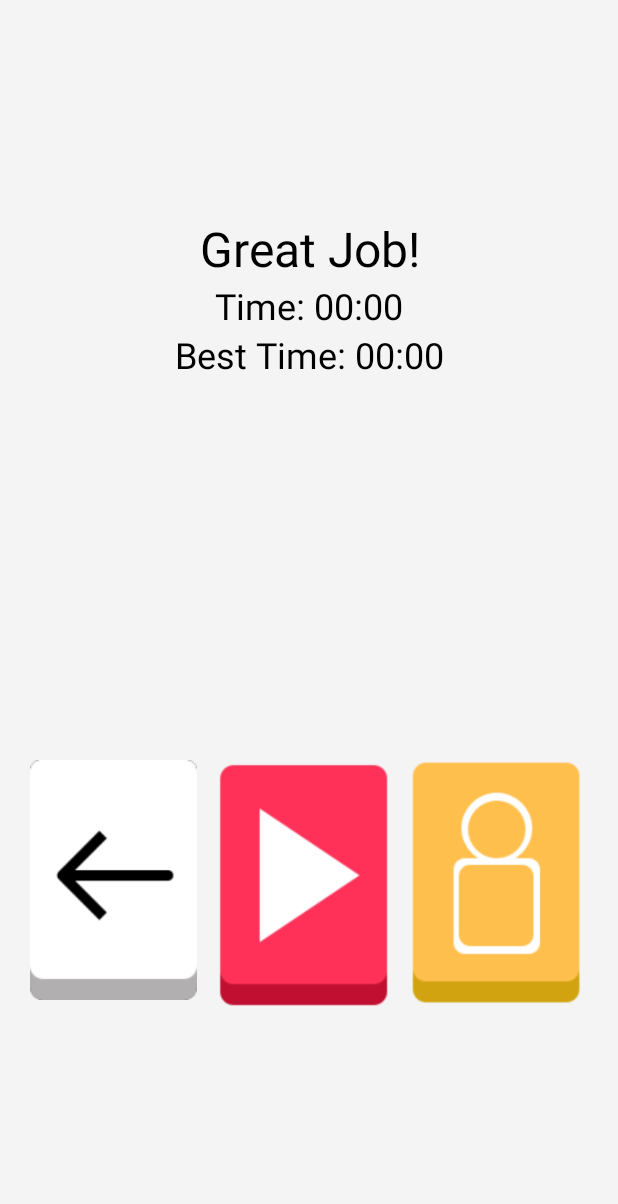
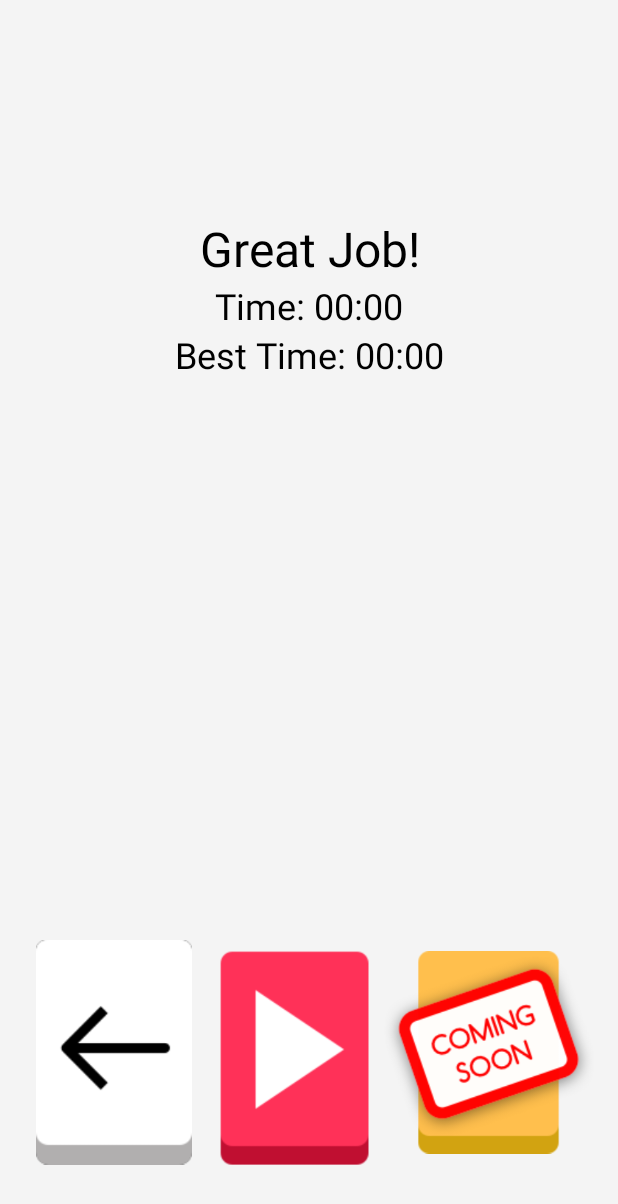
Before and after one commit to ianchick/24game, an Android app: the GameOverActivity screen opened directly, with no data from a screen before it, on a phone screen of 412 x 824 dp. Shown: the top 1204 px of the screen. Run offline under Robolectric (Android 15) with nearby library versions, the phone set to English and light mode, and no system bars.

Commit message:
added comingsoon images, reformated some of the images, added tutorial pages and logic. Ready to playtest

```diff
--- a/app/src/main/AndroidManifest.xml
+++ b/app/src/main/AndroidManifest.xml
@@ -8,8 +8,8 @@
         android:label="@string/app_name"
         android:supportsRtl="true"
         android:theme="@style/AppTheme">
-        <activity android:name=".GameActivity"></activity>
-        <activity android:name=".GameOverActivity"></activity>
+        <activity android:name=".GameActivity" />
+        <activity android:name=".GameOverActivity" />
         <activity android:name=".Home">
             <intent-filter>
                 <action android:name="android.intent.action.MAIN" />
@@ -17,6 +17,8 @@
                 <category android:name="android.intent.category.LAUNCHER" />
             </intent-filter>
         </activity>
+        <activity android:name=".Tutorial1" />
+        <activity android:name=".Tutorial2"></activity>
     </application>
 
 </manifest>
--- a/app/src/main/java/com/example/ian/a24game/Home.java
+++ b/app/src/main/java/com/example/ian/a24game/Home.java
@@ -17,4 +17,9 @@ public class Home extends AppCompatActivity {
         Intent intent = new Intent(Home.this, GameActivity.class);
         startActivity(intent);
     }
+
+    protected void tutorial(View view){
+        Intent intent = new Intent(Home.this, Tutorial1.class);
+        startActivity(intent);
+    }
 }
--- a/app/src/main/res/layout/activity_game_over.xml
+++ b/app/src/main/res/layout/activity_game_over.xml
@@ -40,45 +40,41 @@
             android:id="@+id/bestTimeView"/>
     </LinearLayout>
 
-    <TableLayout
+    <LinearLayout
         android:layout_width="match_parent"
-        android:layout_height="0dp"
-        android:layout_weight="2">
+        android:layout_height="wrap_content"
+        android:layout_alignParentBottom="true">
+        <ImageButton
+            android:id="@+id/tutorial"
+            android:padding="8dp"
+            android:layout_weight="1"
+            android:background="@null"
+            android:layout_width="100dp"
+            android:layout_height="wrap_content"
+            android:scaleType="centerInside"
+            android:src="@drawable/homebutton"
+            android:onClick="home"/>
 
-        <TableRow>
         <ImageButton
+            android:id="@+id/play"
+            android:padding="8dp"
             android:layout_weight="1"
-                android:adjustViewBounds="true"
             android:background="@null"
-                android:onClick="home"
-                android:paddingBottom="16dp"
-                android:paddingLeft="4dp"
-                android:paddingRight="8dp"
-                android:paddingTop="16dp"
-                android:scaleType="fitXY"
-                android:src="@drawable/homebutton" />
+            android:layout_width="100dp"
+            android:layout_height="wrap_content"
+            android:scaleType="centerInside"
+            android:src="@drawable/play"
+            android:onClick="play"/>
+
         <ImageButton
+            android:id="@+id/leader"
+            android:paddingTop="8dp"
             android:layout_weight="1"
-                android:adjustViewBounds="true"
             android:background="@null"
-                android:onClick="play"
-                android:paddingBottom="16dp"
-                android:paddingLeft="4dp"
-                android:paddingRight="8dp"
-                android:paddingTop="16dp"
-                android:scaleType="fitXY"
-                android:src="@drawable/play" />
-            <ImageButton
-                android:layout_weight="1"
-                android:adjustViewBounds="true"
-                android:background="@null"
-                android:paddingBottom="16dp"
-                android:paddingLeft="4dp"
-                android:paddingRight="8dp"
-                android:paddingTop="16dp"
-                android:scaleType="fitXY"
-                android:src="@drawable/leaderboard" />
-        </TableRow>
-    </TableLayout>
+            android:layout_width="120dp"
+            android:layout_height="wrap_content"
+            android:scaleType="centerInside"
+            android:src="@drawable/comingsoon"/>
+    </LinearLayout>
 
 </LinearLayout>
--- a/app/src/main/res/values/strings.xml
+++ b/app/src/main/res/values/strings.xml
@@ -1,3 +1,6 @@
 <resources>
     <string name="app_name">24game</string>
+    <string name="tutorial_1_desc">Use all the numbers and a subset of the operators to obtain the number 24</string>
+    <string name="rules_of_the_game">Rules of the Game</string>
+    <string name="tutorial_1_formula">7x4-5+1</string>
 </resources>
```
Also changed, not shown: app/src/main/java/com/example/ian/a24game/Tutorial1.java (added, +21 -0 lines), app/src/main/java/com/example/ian/a24game/Tutorial2.java (added, +18 -0 lines), app/src/main/res/layout/activity_home.xml (+17 -31 lines), app/src/main/res/layout/activity_tutorial1.xml (added, +107 -0 lines), app/src/main/res/layout/activity_tutorial2.xml (added, +77 -0 lines), app/src/main/res/drawable/comingsoon.png (added), app/src/main/res/drawable/nextpage.png (added). Lines whose indentation alone changed are shown as unchanged.
